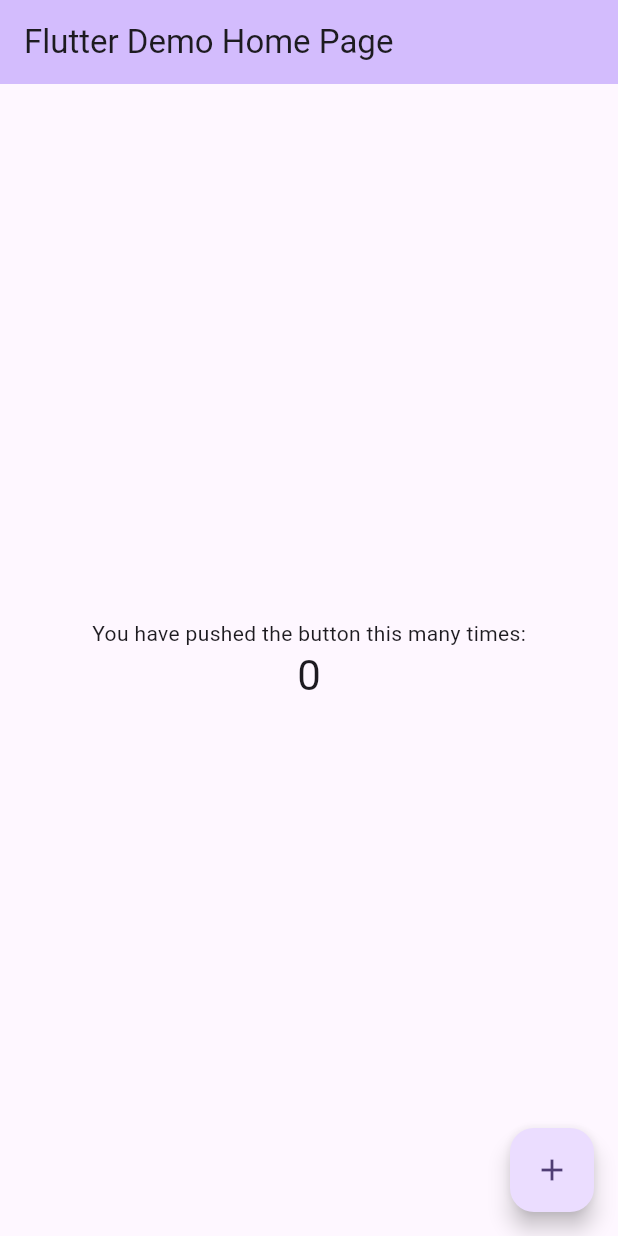
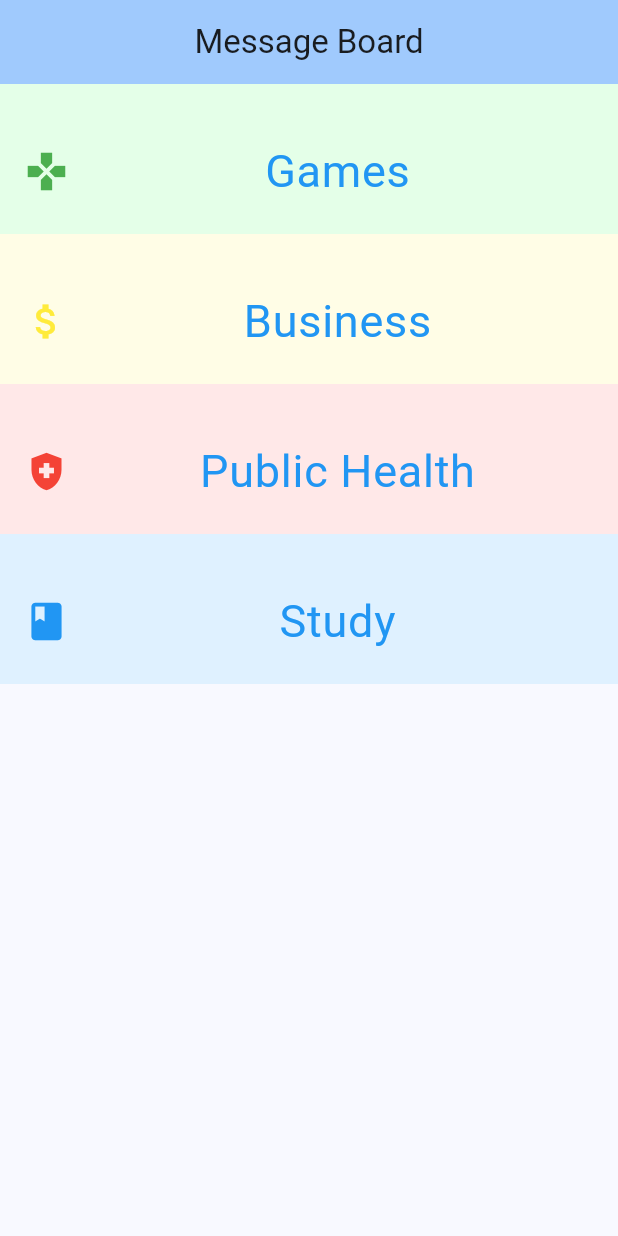
Before and after one commit to llaiza12/MessageBoard, a Flutter app: the screen it shows after launch, on a phone screen of 412 x 824 dp. Run offline on Flutter 3.47's test engine with Material 3 defaults, Android fonts, the phone set to English and light mode, and no system bars.

Commit message:
Add list of message boards and each board's screen

```diff
--- a/lib/main.dart
+++ b/lib/main.dart
@@ -1,4 +1,8 @@
 import 'package:flutter/material.dart';
+import 'games_screen.dart';
+import 'business_screen.dart';
+import 'public_health_screen.dart';
+import 'study_screen.dart';
 
 void main() {
   runApp(const MyApp());
@@ -7,46 +11,21 @@ void main() {
 class MyApp extends StatelessWidget {
   const MyApp({super.key});
 
-  // This widget is the root of your application.
   @override
   Widget build(BuildContext context) {
     return MaterialApp(
-      title: 'Flutter Demo',
+      debugShowCheckedModeBanner: false,
+      title: 'Message Board',
       theme: ThemeData(
-        // This is the theme of your application.
-        //
-        // TRY THIS: Try running your application with "flutter run". You'll see
-        // the application has a purple toolbar. Then, without quitting the app,
-        // try changing the seedColor in the colorScheme below to Colors.green
-        // and then invoke "hot reload" (save your changes or press the "hot
-        // reload" button in a Flutter-supported IDE, or press "r" if you used
-        // the command line to start the app).
-        //
-        // Notice that the counter didn't reset back to zero; the application
-        // state is not lost during the reload. To reset the state, use hot
-        // restart instead.
-        //
-        // This works for code too, not just values: Most code changes can be
-        // tested with just a hot reload.
-        colorScheme: ColorScheme.fromSeed(seedColor: Colors.deepPurple),
+        colorScheme: ColorScheme.fromSeed(seedColor: Colors.blue),
       ),
-      home: const MyHomePage(title: 'Flutter Demo Home Page'),
+      home: const MyHomePage(title: 'Message Board'),
     );
   }
 }
 
 class MyHomePage extends StatefulWidget {
   const MyHomePage({super.key, required this.title});
-
-  // This widget is the home page of your application. It is stateful, meaning
-  // that it has a State object (defined below) that contains fields that affect
-  // how it looks.
-
-  // This class is the configuration for the state. It holds the values (in this
-  // case the title) provided by the parent (in this case the App widget) and
-  // used by the build method of the State. Fields in a Widget subclass are
-  // always marked "final".
-
   final String title;
 
   @override
@@ -54,69 +33,102 @@ class MyHomePage extends StatefulWidget {
 }
 
 class _MyHomePageState extends State<MyHomePage> {
-  int _counter = 0;
-
-  void _incrementCounter() {
-    setState(() {
-      // This call to setState tells the Flutter framework that something has
-      // changed in this State, which causes it to rerun the build method below
-      // so that the display can reflect the updated values. If we changed
-      // _counter without calling setState(), then the build method would not be
-      // called again, and so nothing would appear to happen.
-      _counter++;
-    });
-  }
-
   @override
   Widget build(BuildContext context) {
-    // This method is rerun every time setState is called, for instance as done
-    // by the _incrementCounter method above.
-    //
-    // The Flutter framework has been optimized to make rerunning build methods
-    // fast, so that you can just rebuild anything that needs updating rather
-    // than having to individually change instances of widgets.
     return Scaffold(
       appBar: AppBar(
-        // TRY THIS: Try changing the color here to a specific color (to
-        // Colors.amber, perhaps?) and trigger a hot reload to see the AppBar
-        // change color while the other colors stay the same.
         backgroundColor: Theme.of(context).colorScheme.inversePrimary,
-        // Here we take the value from the MyHomePage object that was created by
-        // the App.build method, and use it to set our appbar title.
-        title: Text(widget.title),
+
+        title: Center(child: Text(widget.title)),
       ),
-      body: Center(
-        // Center is a layout widget. It takes a single child and positions it
-        // in the middle of the parent.
-        child: Column(
-          // Column is also a layout widget. It takes a list of children and
-          // arranges them vertically. By default, it sizes itself to fit its
-          // children horizontally, and tries to be as tall as its parent.
-          //
-          // Column has various properties to control how it sizes itself and
-          // how it positions its children. Here we use mainAxisAlignment to
-          // center the children vertically; the main axis here is the vertical
-          // axis because Columns are vertical (the cross axis would be
-          // horizontal).
-          //
-          // TRY THIS: Invoke "debug painting" (choose the "Toggle Debug Paint"
-          // action in the IDE, or press "p" in the console), to see the
-          // wireframe for each widget.
-          mainAxisAlignment: MainAxisAlignment.center,
-          children: <Widget>[
-            const Text('You have pushed the button this many times:'),
-            Text(
-              '$_counter',
-              style: Theme.of(context).textTheme.headlineMedium,
+      body: ListView(
+        children: <Widget>[
+          Container(
+            color: const Color.fromARGB(255, 228, 255, 232),
+            height: 100,
+            child: ListTile(
+              title: Center(
+                child: Text(
+                  "Games",
+                  style: TextStyle(fontSize: 30, color: Colors.blue),
+                ),
+              ),
+              leading: Icon(Icons.gamepad, color: Colors.green, size: 30),
+              onTap: () {
+                Navigator.push(
+                  context,
+                  MaterialPageRoute(builder: (context) => const GamesScreen()),
+                );
+              },
             ),
-          ],
-        ),
+          ),
+          Container(
+            color: const Color.fromARGB(255, 255, 253, 230),
+            height: 100,
+            child: ListTile(
+              title: Center(
+                child: Text(
+                  "Business",
+                  style: TextStyle(fontSize: 30, color: Colors.blue),
+                ),
+              ),
+              leading: Icon(Icons.attach_money, color: Colors.yellow, size: 30),
+              onTap: () {
+                Navigator.push(
+                  context,
+                  MaterialPageRoute(
+                    builder: (context) => const BusinessScreen(),
+                  ),
+                );
+              },
+            ),
+          ),
+          Container(
+            color: const Color.fromARGB(255, 255, 232, 232),
+            height: 100,
+            child: ListTile(
+              title: Center(
+                child: Text(
+                  "Public Health",
+                  style: TextStyle(fontSize: 30, color: Colors.blue),
+                ),
+              ),
+              leading: Icon(
+                Icons.health_and_safety,
+                color: Colors.red,
+                size: 30,
+              ),
+              onTap: () {
+                Navigator.push(
+                  context,
+                  MaterialPageRoute(
+                    builder: (context) => const PublicHealthScreen(),
+                  ),
+                );
+              },
+            ),
+          ),
+          Container(
+            height: 100,
+            color: const Color.fromARGB(255, 223, 241, 255),
+            child: ListTile(
+              title: Center(
+                child: Text(
+                  "Study",
+                  style: TextStyle(fontSize: 30, color: Colors.blue),
+                ),
+              ),
+              leading: Icon(Icons.book, color: Colors.blue, size: 30),
+              onTap: () {
+                Navigator.push(
+                  context,
+                  MaterialPageRoute(builder: (context) => const StudyScreen()),
+                );
+              },
+            ),
+          ),
+        ],
       ),
-      floatingActionButton: FloatingActionButton(
-        onPressed: _incrementCounter,
-        tooltip: 'Increment',
-        child: const Icon(Icons.add),
-      ), // This trailing comma makes auto-formatting nicer for build methods.
     );
   }
 }
--- a/pubspec.yaml
+++ b/pubspec.yaml
@@ -34,6 +34,10 @@ dependencies:
   # The following adds the Cupertino Icons font to your application.
   # Use with the CupertinoIcons class for iOS style icons.
   cupertino_icons: ^1.0.8
+  firebase_core: ^3.12.0
+  firebase_auth: ^5.5.2
+  cloud_firestore: ^5.6.4
+  path: ^1.9.1
 
 dev_dependencies:
   flutter_test:
```
Also changed, not shown: lib/business_screen.dart (added, +15 -0 lines), lib/games_screen.dart (added, +15 -0 lines), lib/public_health_screen.dart (added, +15 -0 lines), lib/study_screen.dart (added, +15 -0 lines), pubspec.lock, 3 other files.
